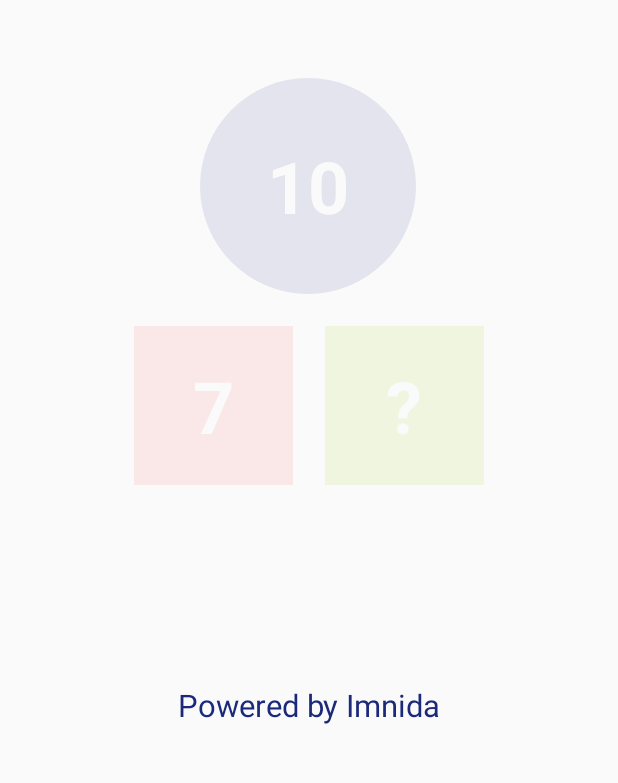
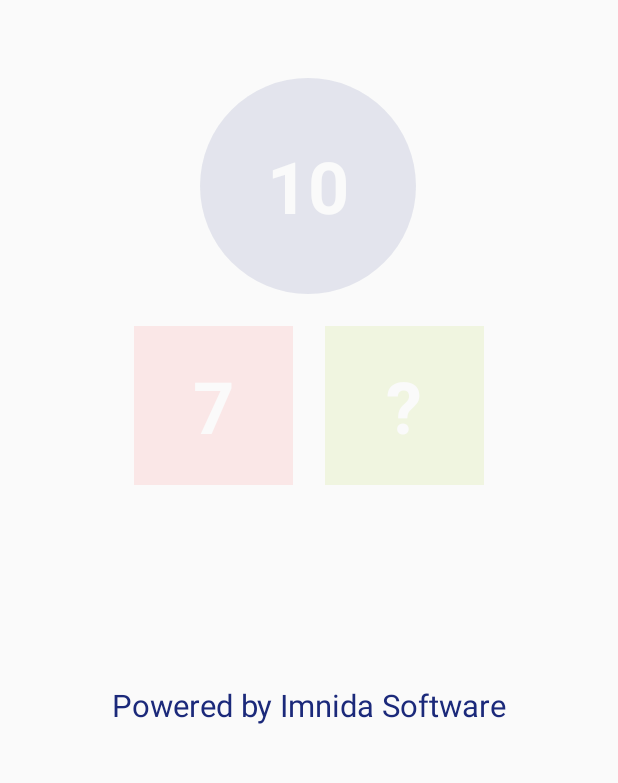
Before and after one commit to Lastlilith/CompositionGame, an Android app: the screen it shows after launch (SplashActivity), on a phone screen of 412 x 824 dp, the part 416-1199 px from its top. Run offline under Robolectric (Android 15) with nearby library versions, the phone set to English and light mode, and no system bars; our stand-ins replace sdp/ssp sizes.

Commit message:
Updated company name in strings.xml

```diff
--- a/app/src/main/res/values/strings.xml
+++ b/app/src/main/res/values/strings.xml
@@ -21,7 +21,7 @@
     <string name="progress_answers">Amount of correct answers %s (minimum %s)</string>
     <string name="hello_blank_fragment">Hello blank fragment</string>
     <string name="splash_screen_title">Numberpick</string>
-    <string name="powered_by_imnida">Powered by Imnida</string>
+    <string name="powered_by_imnida">Powered by Imnida Software</string>
     <string name="splash_seven">7</string>
     <string name="splash_ten">10</string>
     <string name="find_missing_number">Try to find missing number!</string>
```
Also changed, not shown: 2 other files.
